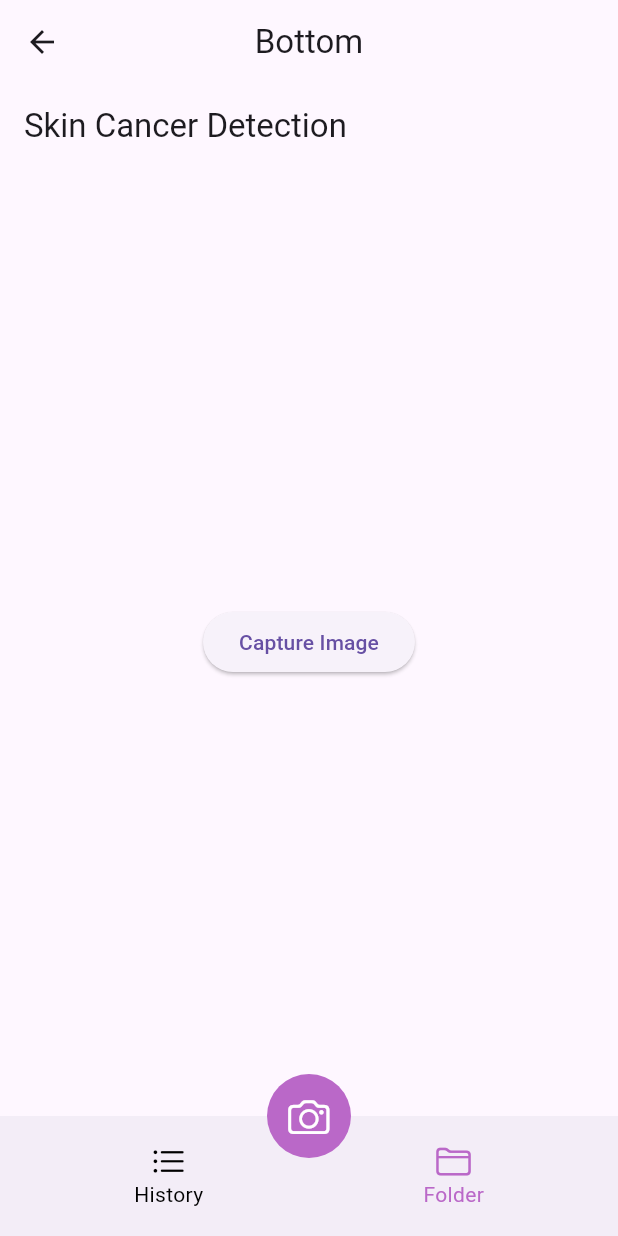
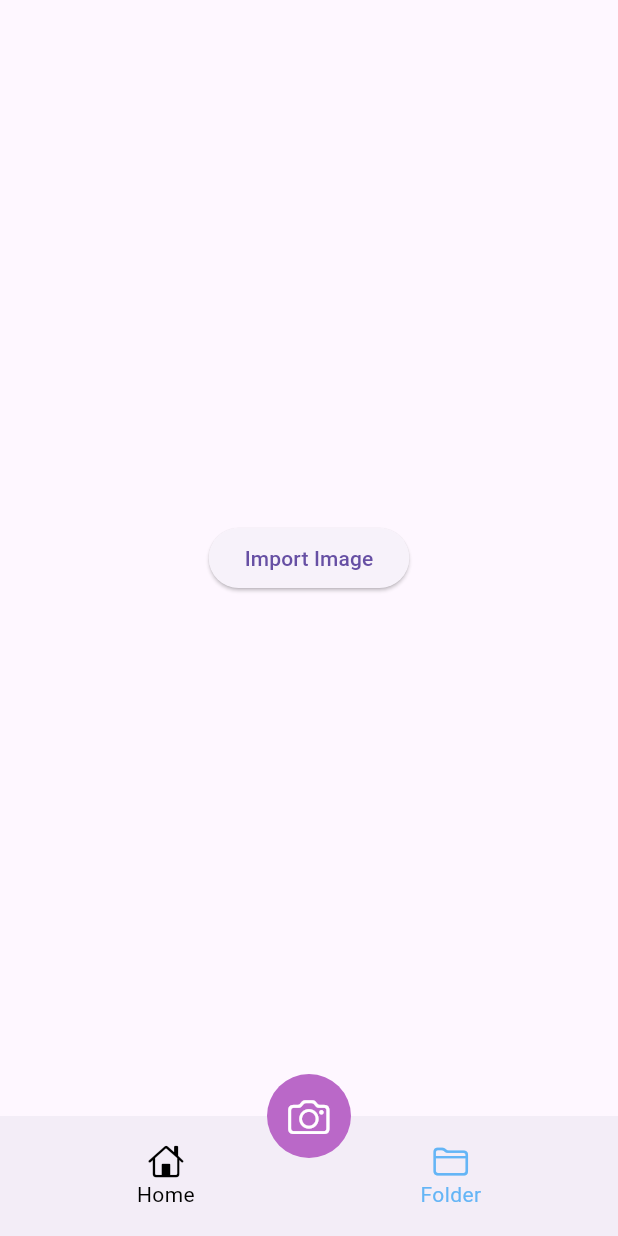
Before and after one commit to MrChahine/ScanCan, a Flutter app: the screen it shows after launch, after a tap on "Folder", on a phone screen of 412 x 824 dp. Run offline on Flutter 3.47's test engine with Material 3 defaults, Android fonts, the light colour scheme and no system bars; our stand-ins replace flutter_svg, image_picker; missing offline and left inert: flutter_tflite.

Commit message:
working commit

```diff
--- a/lib/Pages/Folder.dart
+++ b/lib/Pages/Folder.dart
@@ -107,25 +107,30 @@ class _FolderScreenState extends State<FolderScreen> {
 
   @override
   Widget build(BuildContext context) {
-    return Scaffold(
-      appBar: AppBar(title: const Text("Skin Cancer Detection")),
-      body: _loading
+    return SafeArea(
+      child: Scaffold(
+        body: SizedBox(
+          width: double.infinity,
+          height: double.infinity,
+          child: Center(
+            child: _loading
                 ? const Center(child: CircularProgressIndicator())
                 : _image == null
-              ? Center(
-                  child: ElevatedButton(
+                    ? ElevatedButton(
                         onPressed: _takePhoto,
-                    child: const Text("Capture Image"),
-                  ),
+                        child: const Text("Import Image"),
                       )
                     : SingleChildScrollView(
-                  child: Row(
+                        child: Column(
                           mainAxisAlignment: MainAxisAlignment.center,
+                          crossAxisAlignment: CrossAxisAlignment.center,
                           children: [
-                      Column(
-                        mainAxisAlignment: MainAxisAlignment.center,
-                        children: [
-                          if (_image != null) Image.file(_image!, height: 300),
+                            if (_image != null)
+                              Container(
+                                constraints: const BoxConstraints(
+                                    maxWidth: 350), // Adjust width as necessary
+                                child: Image.file(_image!, height: 300),
+                              ),
                             const SizedBox(height: 20),
                             Text(
                               "Prediction: $_label",
@@ -142,7 +147,8 @@ class _FolderScreenState extends State<FolderScreen> {
                             ),
                           ],
                         ),
-                    ],
+                      ),
+          ),
         ),
       ),
     );
--- /dev/null
+++ b/lib/Pages/Home.dart
@@ -0,0 +1,120 @@
+import 'package:flutter/material.dart';
+
+class Home extends StatelessWidget {
+  const Home({super.key});
+
+  @override
+  Widget build(BuildContext context) {
+    return const SafeArea(
+      child: Scaffold(
+        body: Padding(
+          padding: EdgeInsets.all(16.0),
+          child: SingleChildScrollView(
+            child: Column(
+              crossAxisAlignment: CrossAxisAlignment.start,
+              children: [
+                // Title Section
+                Text(
+                  "Welcome to SkinScan: Your Partner in Skin Health",
+                  style: TextStyle(
+                    fontSize: 24,
+                    fontWeight: FontWeight.bold,
+                  ),
+                ),
+                SizedBox(height: 20),
+
+                // Why Skin Health Matters Section
+                Text(
+                  "Why Skin Health Matters",
+                  style: TextStyle(
+                    fontSize: 20,
+                    fontWeight: FontWeight.w600,
+                  ),
+                ),
+                SizedBox(height: 10),
+                Text(
+                  "Your skin is the body's largest organ, and it plays a crucial role in protecting you from harmful UV radiation, infections, and other environmental factors. However, like any other organ, your skin is vulnerable to diseases, and one of the most serious threats is skin cancer. Skin cancer is the most common type of cancer, affecting millions of people worldwide every year. Early detection is key to successful treatment and prevention.",
+                ),
+                SizedBox(height: 20),
+
+                // Importance of Skin Analysis Section
+                Text(
+                  "The Importance of Skin Analysis",
+                  style: TextStyle(
+                    fontSize: 20,
+                    fontWeight: FontWeight.w600,
+                  ),
+                ),
+                SizedBox(height: 10),
+                Text(
+                  "Regular skin checks are essential for identifying early signs of skin cancer. While some changes in your skin may be harmless, others can signal potential skin cancer, including melanoma, basal cell carcinoma, and squamous cell carcinoma.",
+                ),
+                SizedBox(height: 20),
+
+                // Common Signs of Skin Cancer Section
+                Text(
+                  "What to Look For: Common Signs of Skin Cancer",
+                  style: TextStyle(
+                    fontSize: 20,
+                    fontWeight: FontWeight.w600,
+                  ),
+                ),
+                SizedBox(height: 10),
+                Text(
+                  "- New Moles or Growths: Unusual growths or new moles that appear on your skin.\n"
+                  "- Changes in Existing Moles: If a mole changes in size, shape, or color, it could be a warning sign.\n"
+                  "- Itching or Bleeding: If a mole becomes itchy, painful, or begins to bleed, it's important to get it checked.\n"
+                  "- Uneven Borders: Moles with irregular borders, such as jagged or notched edges, may be concerning.\n"
+                  "- Color Variations: Moles with multiple colors or uneven pigmentation could be a sign of skin cancer.",
+                ),
+                SizedBox(height: 20),
+
+                // Why Early Detection Saves Lives Section
+                Text(
+                  "Why Early Detection Saves Lives",
+                  style: TextStyle(
+                    fontSize: 20,
+                    fontWeight: FontWeight.w600,
+                  ),
+                ),
+                SizedBox(height: 10),
+                Text(
+                  "Detecting skin cancer early significantly improves the chances of successful treatment. The earlier a skin cancer is found, the easier it is to treat, and the lower the risk of it spreading to other parts of the body. Regular skin checks and timely medical consultations are your best defense.",
+                ),
+                SizedBox(height: 20),
+
+                // How SkinScan Helps Section
+                Text(
+                  "How SkinScan Helps You",
+                  style: TextStyle(
+                    fontSize: 20,
+                    fontWeight: FontWeight.w600,
+                  ),
+                ),
+                SizedBox(height: 10),
+                Text(
+                  "SkinScan empowers you to monitor your skin health from the comfort of your home. By analyzing photos of your skin, SkinScan helps identify potential signs of skin cancer, alerting you to abnormalities that require attention. Our advanced machine learning algorithms, powered by TensorFlow Lite, make it easy for you to get insights into your skin's health.",
+                ),
+                SizedBox(height: 20),
+
+                // Call to Action Section
+                Text(
+                  "Take Charge of Your Skin Health",
+                  style: TextStyle(
+                    fontSize: 20,
+                    fontWeight: FontWeight.w600,
+                  ),
+                ),
+                SizedBox(height: 10),
+                Text(
+                  "Make skin self-exams a part of your regular routine. With SkinScan, you can take an active role in your health, catching potential problems early and seeking medical advice when needed.",
+                ),
+                SizedBox(height: 20),
+              ],
+            ),
+          ),
+        ),
+      ),
+    );
+  }
+}
--- a/lib/Pages/Mainpage.dart
+++ b/lib/Pages/Mainpage.dart
@@ -4,6 +4,7 @@ import 'package:flutter/cupertino.dart';
 import 'package:flutter/material.dart';
 import 'package:scancan/Pages/Camera.dart';
 import 'package:scancan/Pages/Folder.dart';
+import 'package:scancan/Pages/Home.dart';
 
 class Mainpage extends StatefulWidget {
   const Mainpage({super.key});
@@ -16,10 +17,7 @@ class _MainpageState extends State<Mainpage> {
   int _selectedIndex = 0;
   final File? image = null;
 
-  static final List<Widget> _screens = [
-    const HistoryScreen(),
-    const FolderScreen()
-  ];
+  static final List<Widget> _screens = [const Home(), const FolderScreen()];
   void _onItemTapped(int index) {
     setState(() {
       _selectedIndex = index;
@@ -28,18 +26,14 @@ class _MainpageState extends State<Mainpage> {
 
   @override
   Widget build(BuildContext context) {
-    return Scaffold(
-      appBar: AppBar(
-        title: const Text("Bottom"),
-        centerTitle: true,
-        leading: const BackButton(),
-      ),
+    return SafeArea(
+      child: Scaffold(
         body: _screens[_selectedIndex],
         bottomNavigationBar: BottomAppBar(
           child: Row(
             mainAxisAlignment: MainAxisAlignment.spaceAround,
             children: [
-            buildNavBarItem(CupertinoIcons.list_bullet, "History", 0),
+              buildNavBarItem(CupertinoIcons.home, "Home", 0),
               buildNavBarItem(CupertinoIcons.folder, "Folder", 1),
             ],
           ),
@@ -69,6 +63,7 @@ class _MainpageState extends State<Mainpage> {
           ),
         ),
         floatingActionButtonLocation: FloatingActionButtonLocation.centerDocked,
+      ),
     );
   }
 
@@ -78,26 +73,15 @@ class _MainpageState extends State<Mainpage> {
       child: Column(mainAxisAlignment: MainAxisAlignment.center, children: [
         Icon(
           icon,
-          color: _selectedIndex == index ? Colors.purple[300] : Colors.black,
+          color: _selectedIndex == index ? Colors.blue[300] : Colors.black,
         ),
         Text(
           label,
           style: TextStyle(
-            color: _selectedIndex == index ? Colors.purple[300] : Colors.black,
+            color: _selectedIndex == index ? Colors.blue[300] : Colors.black,
           ),
         )
       ]),
     );
   }
 }
-
-class HistoryScreen extends StatelessWidget {
-  const HistoryScreen({super.key});
-
-  @override
-  Widget build(BuildContext context) {
-    return const Center(
-      child: Text("History Screen"),
-    );
-  }
-}
```
Also changed, not shown: 1 other file. Lines whose indentation alone changed are shown as unchanged.
